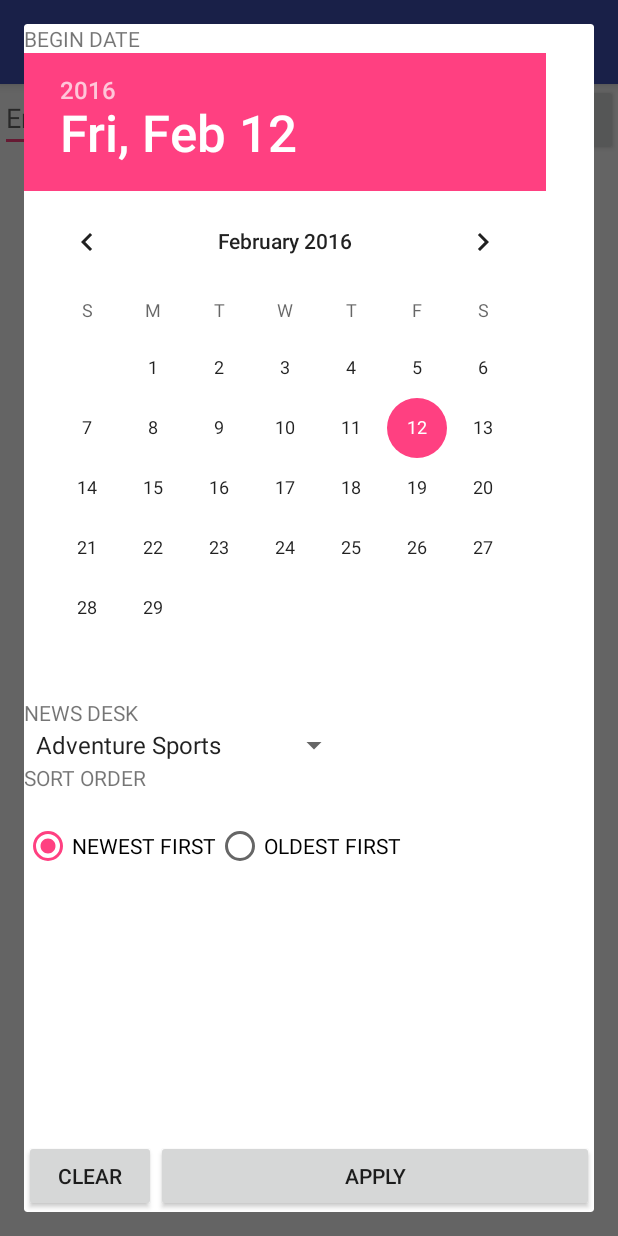
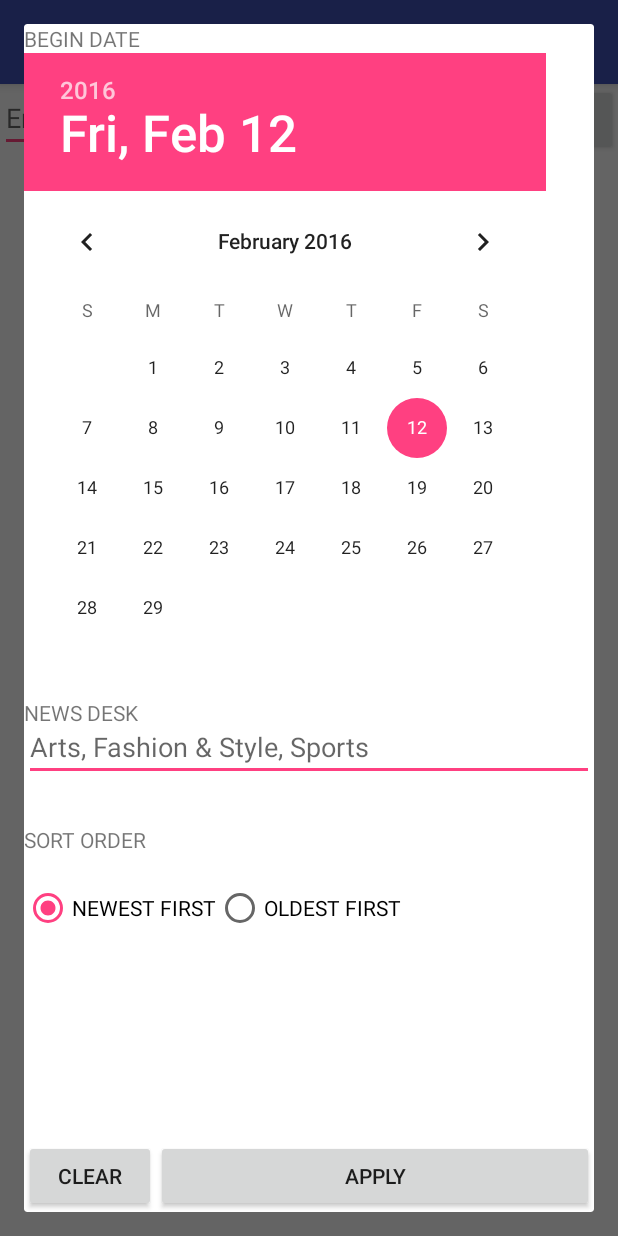
Before and after one commit to nidhik/NYTSearch, an Android app: the fragment SettingsFragment placed in its activity, on a phone screen of 412 x 824 dp. Run offline under Robolectric (Android 15) with nearby library versions, the phone set to English and light mode, and no system bars; our stand-ins replace Picasso; libraries missing offline, so code that uses them is left out: com.loopj.android, cz.msebera.android; pictures from the network do not load.

Commit message:
Make it so that you can select more than one news desk

```diff
--- a/app/src/main/java/com/spitfireathlete/nidhi/nytsearch/SearchActivity.java
+++ b/app/src/main/java/com/spitfireathlete/nidhi/nytsearch/SearchActivity.java
@@ -132,7 +132,7 @@ public class SearchActivity extends AppCompatActivity {
             SimpleDateFormat format = new SimpleDateFormat("yyyyMMdd");
 
             if (!TextUtils.isEmpty(filters.newsDesk)) {
-                params.add("fq", "news_desk:(\"" + filters.newsDesk + "\")");
+                params.add("fq", "news_desk:(" + filters.newsDesk + ")");
             }
 
             if (filters.beginDate != null) {
--- a/app/src/main/java/com/spitfireathlete/nidhi/nytsearch/SettingsFragment.java
+++ b/app/src/main/java/com/spitfireathlete/nidhi/nytsearch/SettingsFragment.java
@@ -6,10 +6,12 @@ import android.support.v4.app.DialogFragment;
 import android.view.LayoutInflater;
 import android.view.View;
 import android.view.ViewGroup;
+import android.widget.AdapterView;
 import android.widget.ArrayAdapter;
+import android.widget.AutoCompleteTextView;
 import android.widget.DatePicker;
 import android.widget.RadioGroup;
-import android.widget.Spinner;
+import android.widget.TextView;
 
 import java.util.Calendar;
 import java.util.GregorianCalendar;
@@ -20,7 +22,7 @@ import java.util.GregorianCalendar;
 public class SettingsFragment extends DialogFragment {
 
     public static class Filters {
-        public CharSequence newsDesk;
+        public String newsDesk;
         public boolean sortNewestFirst;
         public Calendar beginDate;
 
@@ -32,7 +34,10 @@ public class SettingsFragment extends DialogFragment {
         }
     }
 
-    private Spinner newsDeskSpinner;
+
+    private AutoCompleteTextView newsDeskTextView;
+
+    private TextView newsDeskSelections;
 
     private RadioGroup sortOrder;
 
@@ -61,10 +66,26 @@ public class SettingsFragment extends DialogFragment {
     @Override
     public void onViewCreated(View view, @Nullable Bundle savedInstanceState) {
         super.onViewCreated(view, savedInstanceState);
-        newsDeskSpinner = (Spinner) view.findViewById(R.id.spinner);
+
+        newsDeskSelections  = (TextView) view.findViewById(R.id.tvNewsDeskSelections);
+        newsDeskSelections.setText("");
+
+
+        newsDeskTextView = (AutoCompleteTextView) view.findViewById(R.id.atvNewsDesk);
         ArrayAdapter<CharSequence> adapter = ArrayAdapter.createFromResource(this.getContext(), R.array.newsdesk_array, android.R.layout.simple_spinner_item);
-        adapter.setDropDownViewResource(android.R.layout.simple_spinner_dropdown_item);
-        newsDeskSpinner.setAdapter(adapter);
+        adapter.setDropDownViewResource(android.R.layout.simple_dropdown_item_1line);
+        newsDeskTextView.setAdapter(adapter);
+
+        newsDeskTextView.setOnItemClickListener(new AdapterView.OnItemClickListener() {
+            @Override
+            public void onItemClick(AdapterView<?> parent, View view, int position, long id) {
+                CharSequence value = (CharSequence) parent.getItemAtPosition(position);
+                String newValue = newsDeskSelections.getText().toString() + "\"" + value.toString() + "\" " ;
+                newsDeskSelections.setText(newValue);
+                newsDeskTextView.setText("");
+            }
+
+        });
 
         sortOrder = (RadioGroup) view.findViewById(R.id.rgSortOrder);
         sortOrder.check(R.id.rbNewest);
@@ -85,7 +106,7 @@ public class SettingsFragment extends DialogFragment {
             currentFilters = new Filters();
         }
 
-        currentFilters.newsDesk = (CharSequence) newsDeskSpinner.getSelectedItem();
+        currentFilters.newsDesk = newsDeskSelections.getText().toString();
         currentFilters.sortNewestFirst = sortOrder.getCheckedRadioButtonId() == R.id.rbNewest;
         currentFilters.beginDate = new GregorianCalendar();
         currentFilters.beginDate.set(beginDatePicker.getYear(), beginDatePicker.getMonth(), beginDatePicker.getDayOfMonth());
--- a/app/src/main/res/layout/fragment_settings.xml
+++ b/app/src/main/res/layout/fragment_settings.xml
@@ -31,21 +31,33 @@
         android:layout_alignParentLeft="true"
         android:layout_alignParentStart="true" />
 
-    <Spinner
-        android:layout_width="wrap_content"
+    <AutoCompleteTextView
+        android:layout_width="match_parent"
         android:layout_height="wrap_content"
-        android:id="@+id/spinner"
-        android:layout_below="@+id/tvSpinnerLabel"
+        android:id="@+id/atvNewsDesk"
+        android:layout_below="@+id/datePicker"
         android:layout_alignParentLeft="true"
         android:layout_alignParentStart="true"
-         />
+        android:layout_marginTop="10dp"
+        android:hint="Arts, Fashion &amp; Style, Sports"/>
+
+    <TextView
+        android:layout_width="match_parent"
+        android:layout_height="wrap_content"
+        android:id="@+id/tvNewsDeskSelections"
+        android:layout_below="@id/atvNewsDesk"
+        android:layout_alignParentLeft="true"
+        android:layout_alignParentStart="true"
+        android:text=""
+        android:layout_marginTop="10dp"/>
+
 
     <TextView
         android:layout_width="wrap_content"
         android:layout_height="wrap_content"
         android:text="SORT ORDER"
         android:id="@+id/tvSortOrderLabel"
-        android:layout_below="@+id/spinner"
+        android:layout_below="@+id/tvNewsDeskSelections"
         android:layout_alignParentLeft="true"
         android:layout_alignParentStart="true" />
 
```
